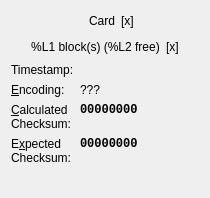
First picture: the form in src/mcrecover/widgets/CardView.ui, repository GerbilSoft/mcrecover, before the edit.
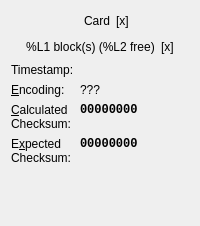
Second picture: the form after the edit. Custom widgets are drawn as their Qt base class.

Commit message:
[mcrecover] CardView, FileView: Clean up alignment issues.
CardView: Added a vertical spacer below tableSelect. I probably had one
here before, and then removed it because the other alignment settings
should've fixed stuff, but it clearly didn't.

What changed in the file:
```diff
--- a/src/mcrecover/widgets/CardView.ui
+++ b/src/mcrecover/widgets/CardView.ui
@@ -6,8 +6,8 @@
    <rect>
     <x>0</x>
     <y>0</y>
-    <width>210</width>
-    <height>190</height>
+    <width>200</width>
+    <height>226</height>
    </rect>
   </property>
   <layout class="QFormLayout" name="formLayout">
@@ -311,14 +311,9 @@
     </widget>
    </item>
    <item row="6" column="0" colspan="2">
-    <layout class="QHBoxLayout" name="hboxTableSelect">
-     <property name="spacing">
-      <number>0</number>
-     </property>
-     <item alignment="Qt::AlignLeft">
       <widget class="TableSelect" name="tableSelect" native="true">
        <property name="sizePolicy">
-        <sizepolicy hsizetype="Minimum" vsizetype="Preferred">
+      <sizepolicy hsizetype="Minimum" vsizetype="Minimum">
          <horstretch>0</horstretch>
          <verstretch>0</verstretch>
         </sizepolicy>
@@ -331,7 +326,18 @@
        </property>
       </widget>
      </item>
-    </layout>
+   <item row="7" column="0" colspan="2">
+    <spacer name="verticalSpacer">
+     <property name="orientation">
+      <enum>Qt::Vertical</enum>
+     </property>
+     <property name="sizeHint" stdset="0">
+      <size>
+       <width>20</width>
+       <height>40</height>
+      </size>
+     </property>
+    </spacer>
    </item>
   </layout>
  </widget>
```
Lines whose indentation alone changed are shown as unchanged. The commit also changes 1 other file.
